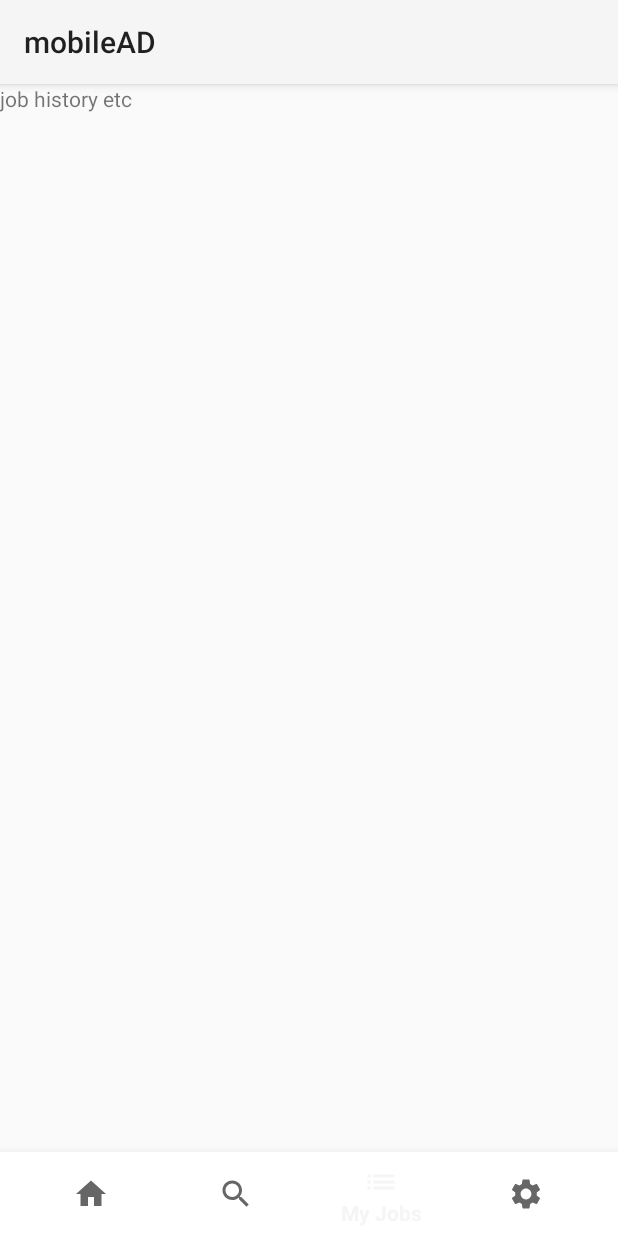
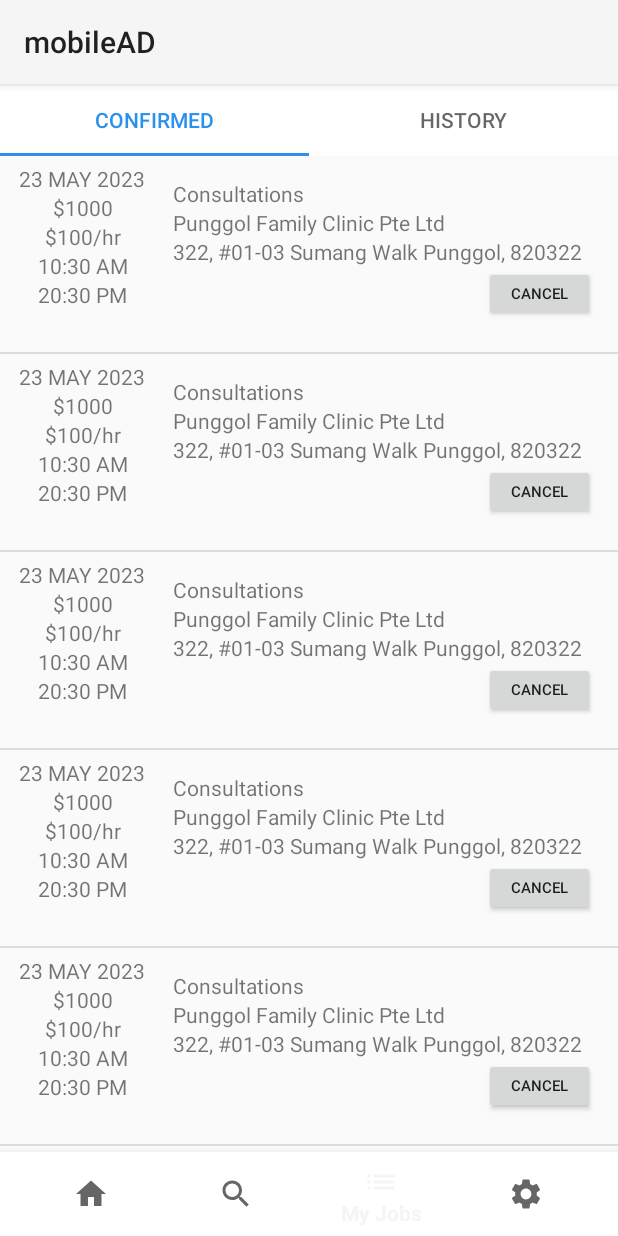
Before and after one commit to GDipSA55Team7/AD_Locum_MobileApp, an Android app: the screen it shows after launch (MainActivity), item 3 of the bottom bar chosen, on a phone screen of 412 x 824 dp. Run offline under Robolectric (Android 15) with nearby library versions, the phone set to English and light mode, and no system bars.

Commit message:
view history

```diff
--- /dev/null
+++ b/app/src/main/java/sg/nus/iss/team7/locum/Adapter/FmPagerAdapter.java
@@ -0,0 +1,29 @@
+package sg.nus.iss.team7.locum.Adapter;
+
+import androidx.annotation.NonNull;
+import androidx.fragment.app.Fragment;
+import androidx.fragment.app.FragmentManager;
+import androidx.fragment.app.FragmentPagerAdapter;
+
+import java.util.List;
+
+public class FmPagerAdapter extends FragmentPagerAdapter {
+
+    private List<Fragment> fragmentList;
+
+    public FmPagerAdapter(List<Fragment> fragmentList, FragmentManager fm) {
+        super(fm);
+        this.fragmentList = fragmentList;
+    }
+
+    @NonNull
+    @Override
+    public Fragment getItem(int position) {
+        return fragmentList.get(position);
+    }
+
+    @Override
+    public int getCount() {
+        return fragmentList != null && !fragmentList.isEmpty() ? fragmentList.size() : 0;
+    }
+}
--- /dev/null
+++ b/app/src/main/java/sg/nus/iss/team7/locum/Adapter/MyConfirmedJobAdapter.java
@@ -0,0 +1,85 @@
+package sg.nus.iss.team7.locum.Adapter;
+
+import android.content.Context;
+import android.view.LayoutInflater;
+import android.view.View;
+import android.view.ViewGroup;
+import android.widget.TextView;
+
+import androidx.annotation.NonNull;
+import androidx.appcompat.widget.AppCompatButton;
+import androidx.recyclerview.widget.RecyclerView;
+
+import java.util.List;
+
+import sg.nus.iss.team7.locum.Interface.RecyclerViewInterface;
+import sg.nus.iss.team7.locum.R;
+
+public class MyConfirmedJobAdapter extends RecyclerView.Adapter<MyConfirmedJobAdapter.MyViewHolder>{
+    private final RecyclerViewInterface recyclerViewInterface;
+
+    Context context;
+    List<String> myList;
+
+    public MyConfirmedJobAdapter(Context context, RecyclerViewInterface recyclerViewInterface) {
+        this.recyclerViewInterface = recyclerViewInterface;
+    }
+
+    public static class MyViewHolder extends RecyclerView.ViewHolder {
+        public TextView date, full_rate, hour_rate, time_start, time_end, job_name, clinic_name, address;
+        public AppCompatButton button;
+
+        public MyViewHolder(@NonNull View view, RecyclerViewInterface recyclerViewInterface) {
+            super(view);
+            date = (TextView) view.findViewById(R.id.date);
+            full_rate = (TextView) view.findViewById(R.id.full_rate);
+            hour_rate = (TextView) view.findViewById(R.id.hour_rate);
+            time_start = (TextView) view.findViewById(R.id.time_start);
+            time_end = (TextView) view.findViewById(R.id.time_end);
+            job_name = (TextView) view.findViewById(R.id.job_name);
+            clinic_name = (TextView) view.findViewById(R.id.clinic_name);
+            address = (TextView) view.findViewById(R.id.address);
+
+            view.setOnClickListener(new View.OnClickListener() {
+                @Override
+                public void onClick(View v) {
+                    if (recyclerViewInterface != null) {
+                        int pos = getAbsoluteAdapterPosition();
+
+                        if(pos != RecyclerView.NO_POSITION) {
+                            recyclerViewInterface.onItemClick(pos);
+                        }
+                    }
+                }
+            });
+        }
+    }
+
+    public void MyAdapter(List<String> list) {
+        this.myList = list;
+    }
+
+    @NonNull
+    @Override
+    public MyViewHolder onCreateViewHolder(@NonNull ViewGroup parent, int viewType) {
+
+        View view = LayoutInflater.from(parent.getContext()).inflate(R.layout.my_job_confirmed_list_item, parent, false);
+
+        MyViewHolder viewHolder = new MyViewHolder(view, recyclerViewInterface);
+        return viewHolder;
+    }
+
+    @Override
+    public void onBindViewHolder(@NonNull MyViewHolder holder, int position) {
+
+    }
+
+    @Override
+    public int getItemCount() {
+        return 10;
+    }
+
+
+
+
+}
--- /dev/null
+++ b/app/src/main/java/sg/nus/iss/team7/locum/Adapter/MyHistoryJobAdapter.java
@@ -0,0 +1,85 @@
+package sg.nus.iss.team7.locum.Adapter;
+
+import android.content.Context;
+import android.view.LayoutInflater;
+import android.view.View;
+import android.view.ViewGroup;
+import android.widget.TextView;
+
+import androidx.annotation.NonNull;
+import androidx.appcompat.widget.AppCompatButton;
+import androidx.recyclerview.widget.RecyclerView;
+
+import java.util.List;
+
+import sg.nus.iss.team7.locum.Interface.RecyclerViewInterface;
+import sg.nus.iss.team7.locum.R;
+
+public class MyHistoryJobAdapter extends RecyclerView.Adapter<MyHistoryJobAdapter.MyViewHolder>{
+    private final RecyclerViewInterface recyclerViewInterface;
+
+    Context context;
+    List<String> myList;
+
+    public MyHistoryJobAdapter(Context context, RecyclerViewInterface recyclerViewInterface) {
+        this.recyclerViewInterface = recyclerViewInterface;
+    }
+
+    public static class MyViewHolder extends RecyclerView.ViewHolder {
+        public TextView date, full_rate, hour_rate, time_start, time_end, job_name, clinic_name, address;
+        public AppCompatButton button;
+
+        public MyViewHolder(@NonNull View view, RecyclerViewInterface recyclerViewInterface) {
+            super(view);
+            date = (TextView) view.findViewById(R.id.date);
+            full_rate = (TextView) view.findViewById(R.id.full_rate);
+            hour_rate = (TextView) view.findViewById(R.id.hour_rate);
+            time_start = (TextView) view.findViewById(R.id.time_start);
+            time_end = (TextView) view.findViewById(R.id.time_end);
+            job_name = (TextView) view.findViewById(R.id.job_name);
+            clinic_name = (TextView) view.findViewById(R.id.clinic_name);
+            address = (TextView) view.findViewById(R.id.address);
+
+            view.setOnClickListener(new View.OnClickListener() {
+                @Override
+                public void onClick(View v) {
+                    if (recyclerViewInterface != null) {
+                        int pos = getAbsoluteAdapterPosition();
+
+                        if(pos != RecyclerView.NO_POSITION) {
+                            recyclerViewInterface.onItemClick(pos);
+                        }
+                    }
+                }
+            });
+        }
+    }
+
+    public void MyAdapter(List<String> list) {
+        this.myList = list;
+    }
+
+    @NonNull
+    @Override
+    public MyViewHolder onCreateViewHolder(@NonNull ViewGroup parent, int viewType) {
+
+        View view = LayoutInflater.from(parent.getContext()).inflate(R.layout.my_job_history_list_item, parent, false);
+
+        MyViewHolder viewHolder = new MyViewHolder(view, recyclerViewInterface);
+        return viewHolder;
+    }
+
+    @Override
+    public void onBindViewHolder(@NonNull MyViewHolder holder, int position) {
+
+    }
+
+    @Override
+    public int getItemCount() {
+        return 10;
+    }
+
+
+
+
+}
--- /dev/null
+++ b/app/src/main/java/sg/nus/iss/team7/locum/ConfirmedJobChildFragment.java
@@ -0,0 +1,47 @@
+package sg.nus.iss.team7.locum;
+
+import android.os.Bundle;
+import android.view.LayoutInflater;
+import android.view.View;
+import android.view.ViewGroup;
+import android.widget.Toast;
+
+import androidx.fragment.app.Fragment;
+import androidx.recyclerview.widget.DividerItemDecoration;
+import androidx.recyclerview.widget.LinearLayoutManager;
+import androidx.recyclerview.widget.RecyclerView;
+
+import sg.nus.iss.team7.locum.Adapter.JobSearchAdapter;
+import sg.nus.iss.team7.locum.Adapter.MyConfirmedJobAdapter;
+import sg.nus.iss.team7.locum.Interface.RecyclerViewInterface;
+
+public class ConfirmedJobChildFragment extends Fragment implements RecyclerViewInterface{
+
+    RecyclerView recyclerView;
+    @Override
+    public View onCreateView(LayoutInflater inflater, ViewGroup container,
+                             Bundle savedInstanceState) {
+        // Inflate the layout for this fragment
+        View view = inflater.inflate(R.layout.child_fragment_confirmed, container, false);
+
+        recyclerView = view.findViewById(R.id.myConfirmedJobRecyclerView);
+
+        LinearLayoutManager linearLayoutManager = new LinearLayoutManager(view.getContext());
+        recyclerView.setLayoutManager(linearLayoutManager);
+
+        DividerItemDecoration dividerItemDecoration = new DividerItemDecoration(recyclerView.getContext(),
+                linearLayoutManager.getOrientation());
+        recyclerView.addItemDecoration(dividerItemDecoration);
+
+        MyConfirmedJobAdapter adapter = new MyConfirmedJobAdapter(recyclerView.getContext(), this);
+
+        recyclerView.setAdapter(adapter);
+
+        return view;
+    }
+
+    @Override
+    public void onItemClick(int position) {
+        Toast.makeText(recyclerView.getContext(), "clicked item " + position,Toast.LENGTH_SHORT).show();
+    }
+}
--- /dev/null
+++ b/app/src/main/java/sg/nus/iss/team7/locum/HistoryJobChildFragment.java
@@ -0,0 +1,48 @@
+package sg.nus.iss.team7.locum;
+
+import android.os.Bundle;
+import android.view.LayoutInflater;
+import android.view.View;
+import android.view.ViewGroup;
+import android.widget.Toast;
+
+import androidx.fragment.app.Fragment;
+import androidx.recyclerview.widget.DividerItemDecoration;
+import androidx.recyclerview.widget.LinearLayoutManager;
+import androidx.recyclerview.widget.RecyclerView;
+
+import sg.nus.iss.team7.locum.Adapter.MyConfirmedJobAdapter;
+import sg.nus.iss.team7.locum.Adapter.MyHistoryJobAdapter;
+import sg.nus.iss.team7.locum.Interface.RecyclerViewInterface;
+
+public class HistoryJobChildFragment extends Fragment implements RecyclerViewInterface{
+    RecyclerView recyclerView;
+
+
+    @Override
+    public View onCreateView(LayoutInflater inflater, ViewGroup container,
+                             Bundle savedInstanceState) {
+        // Inflate the layout for this fragment
+        View view = inflater.inflate(R.layout.child_fragment_history, container, false);
+
+        recyclerView = view.findViewById(R.id.myHistoryJobRecyclerView);
+
+        LinearLayoutManager linearLayoutManager = new LinearLayoutManager(view.getContext());
+        recyclerView.setLayoutManager(linearLayoutManager);
+
+        DividerItemDecoration dividerItemDecoration = new DividerItemDecoration(recyclerView.getContext(),
+                linearLayoutManager.getOrientation());
+        recyclerView.addItemDecoration(dividerItemDecoration);
+
+        MyHistoryJobAdapter adapter = new MyHistoryJobAdapter(recyclerView.getContext(), this);
+
+        recyclerView.setAdapter(adapter);
+
+        return view;
+    }
+
+    @Override
+    public void onItemClick(int position) {
+        Toast.makeText(recyclerView.getContext(), "clicked item " + position,Toast.LENGTH_SHORT).show();
+    }
+}
--- a/app/src/main/java/sg/nus/iss/team7/locum/Interface/RecyclerViewInterface.java
+++ b/app/src/main/java/sg/nus/iss/team7/locum/Interface/RecyclerViewInterface.java
@@ -1,5 +1,8 @@
 package sg.nus.iss.team7.locum.Interface;
 
+import android.view.View;
+
 public interface RecyclerViewInterface {
+
     void onItemClick(int position);
 }
--- a/app/src/main/java/sg/nus/iss/team7/locum/JobSearchFragment.java
+++ b/app/src/main/java/sg/nus/iss/team7/locum/JobSearchFragment.java
@@ -14,7 +14,7 @@
 import sg.nus.iss.team7.locum.Adapter.JobSearchAdapter;
 import sg.nus.iss.team7.locum.Interface.RecyclerViewInterface;
 
-public class JobSearchFragment extends Fragment implements RecyclerViewInterface {
+public class JobSearchFragment extends Fragment implements RecyclerViewInterface{
 
     RecyclerView recyclerView;
 
--- a/app/src/main/java/sg/nus/iss/team7/locum/MyJobsFragment.java
+++ b/app/src/main/java/sg/nus/iss/team7/locum/MyJobsFragment.java
@@ -1,19 +1,57 @@
 package sg.nus.iss.team7.locum;
 
 import android.os.Bundle;
-
-import androidx.fragment.app.Fragment;
-
 import android.view.LayoutInflater;
 import android.view.View;
 import android.view.ViewGroup;
+import android.widget.TextView;
+import android.widget.Toast;
+
+import androidx.fragment.app.Fragment;
+import androidx.viewpager.widget.ViewPager;
+
+import com.google.android.material.tabs.TabLayout;
+
+import java.util.ArrayList;
+
+import sg.nus.iss.team7.locum.Adapter.FmPagerAdapter;
+import sg.nus.iss.team7.locum.Interface.RecyclerViewInterface;
 
 public class MyJobsFragment extends Fragment {
 
+
+    private TabLayout tabLayout;
+    private ViewPager viewPager;
+    private FmPagerAdapter pagerAdapter;
+    private ArrayList<Fragment> fragments = new ArrayList<>();
+    private String[] titles = new String[]{"CONFIRMED","HISTORY"};
+
+
+
     @Override
-    public View onCreateView(LayoutInflater inflater, ViewGroup container,
-                             Bundle savedInstanceState) {
-        // Inflate the layout for this fragment
-        return inflater.inflate(R.layout.fragment_my_jobs, container, false);
+    public View onCreateView(LayoutInflater inflater, ViewGroup container, Bundle savedInstanceState) {
+        View view = inflater.inflate(R.layout.activity_my_jobs, container, false);
+        tabLayout = (TabLayout) view.findViewById(R.id.tablayout);
+        viewPager = (ViewPager) view.findViewById(R.id.viewpager);
+
+        fragments.add(new ConfirmedJobChildFragment());
+        fragments.add(new HistoryJobChildFragment());
+
+        for(int i=0;i<titles.length;i++){
+//            fragments.add(new TabFragment());
+            tabLayout.addTab(tabLayout.newTab());
+        }
+
+        tabLayout.setupWithViewPager(viewPager,false);
+        pagerAdapter = new FmPagerAdapter(fragments,getChildFragmentManager());
+        viewPager.setAdapter(pagerAdapter);
+
+        for(int i=0;i<titles.length;i++){
+            tabLayout.getTabAt(i).setText(titles[i]);
+        }
+        return view;
     }
+
+
+
 }
--- /dev/null
+++ b/app/src/main/res/layout/activity_my_jobs.xml
@@ -0,0 +1,80 @@
+<?xml version="1.0" encoding="utf-8"?>
+<LinearLayout xmlns:android="http://schemas.android.com/apk/res/android"
+    xmlns:tools="http://schemas.android.com/tools"
+    android:layout_width="match_parent"
+    android:layout_height="match_parent"
+    xmlns:app="http://schemas.android.com/apk/res-auto"
+    android:orientation="vertical">
+
+    <!-- TODO: Update blank fragment layout -->
+<!--    <LinearLayout-->
+<!--        android:layout_height="wrap_content"-->
+<!--        android:layout_width="match_parent"-->
+<!--        android:orientation="horizontal">-->
+
+<!--        <LinearLayout-->
+<!--            android:id="@+id/confirm_layout"-->
+<!--            android:layout_width="match_parent"-->
+<!--            android:layout_height="match_parent"-->
+<!--            android:orientation="vertical"-->
+<!--            android:layout_weight="1">-->
+
+<!--            <TextView-->
+<!--                android:id="@+id/confirmTxt"-->
+<!--                android:layout_width="match_parent"-->
+<!--                android:layout_height="100px"-->
+<!--                android:text="CONFIRMED"-->
+<!--                android:textColor="@color/unselected"-->
+<!--                android:gravity="center"/>-->
+<!--            <View-->
+<!--                android:id="@+id/confirmLine"-->
+<!--                android:layout_width="match_parent"-->
+<!--                android:layout_height="2px"-->
+<!--                android:background="@color/unselected"/>-->
+<!--        </LinearLayout>-->
+
+<!--        <LinearLayout-->
+<!--            android:id="@+id/history_layout"-->
+<!--            android:layout_width="match_parent"-->
+<!--            android:layout_height="match_parent"-->
+<!--            android:orientation="vertical"-->
+<!--            android:layout_weight="1">-->
+
+<!--            <TextView-->
+<!--                android:id="@+id/historyTxt"-->
+<!--                android:layout_width="match_parent"-->
+<!--                android:layout_height="100px"-->
+<!--                android:text="HISTORY"-->
+<!--                android:textColor="@color/selected"-->
+<!--                android:gravity="center"/>-->
+<!--            <View-->
+<!--                android:id="@+id/historyLine"-->
+<!--                android:layout_width="match_parent"-->
+<!--                android:layout_height="2px"-->
+<!--                android:background="@color/selected"/>-->
+
+<!--        </LinearLayout>-->
+
+<!--    </LinearLayout>-->
+
+<!--    <FrameLayout-->
+<!--        android:layout_width="0dp"-->
+<!--        android:layout_height="0dp"-->
+<!--        android:id="@+id/frag_son_container">-->
+
+<!--    </FrameLayout>-->
+
+    <com.google.android.material.tabs.TabLayout
+        android:id="@+id/tablayout"
+        android:layout_width="match_parent"
+        android:layout_height="wrap_content"
+        style="@style/MyTablayoutstyle"/>
+
+    <androidx.viewpager.widget.ViewPager
+        android:id="@+id/viewpager"
+        android:layout_width="match_parent"
+        android:layout_height="match_parent"/>
+
+
+
+</LinearLayout>
--- /dev/null
+++ b/app/src/main/res/layout/child_fragment_confirmed.xml
@@ -0,0 +1,18 @@
+<?xml version="1.0" encoding="utf-8"?>
+<LinearLayout xmlns:android="http://schemas.android.com/apk/res/android"
+    xmlns:tools="http://schemas.android.com/tools"
+    android:layout_width="match_parent"
+    android:layout_height="match_parent"
+    android:orientation="vertical"
+    tools:context=".ConfirmedJobChildFragment">
+
+    <!-- TODO: Update blank fragment layout -->
+    <androidx.recyclerview.widget.RecyclerView
+        android:id="@+id/myConfirmedJobRecyclerView"
+        android:layout_width="match_parent"
+        android:layout_height="match_parent" >
+
+    </androidx.recyclerview.widget.RecyclerView>
+
+
+</LinearLayout>
--- a/app/src/main/res/layout/fragment_my_jobs.xml
+++ b/app/src/main/res/layout/child_fragment_history.xml
@@ -3,12 +3,14 @@
     xmlns:tools="http://schemas.android.com/tools"
     android:layout_width="match_parent"
     android:layout_height="match_parent"
-    tools:context=".MyJobsFragment">
+    tools:context=".HistoryJobChildFragment">
 
     <!-- TODO: Update blank fragment layout -->
-    <TextView
+    <androidx.recyclerview.widget.RecyclerView
+        android:id="@+id/myHistoryJobRecyclerView"
         android:layout_width="match_parent"
-        android:layout_height="match_parent"
-        android:text="job history etc" />
+        android:layout_height="match_parent" >
+
+    </androidx.recyclerview.widget.RecyclerView>
 
 </FrameLayout>
--- /dev/null
+++ b/app/src/main/res/layout/my_job_confirmed_list_item.xml
@@ -0,0 +1,102 @@
+<?xml version="1.0" encoding="utf-8"?>
+<LinearLayout xmlns:android="http://schemas.android.com/apk/res/android"
+    android:layout_width="match_parent"
+    android:layout_height="wrap_content"
+    android:paddingTop="5dp"
+    android:paddingRight="5dp"
+    android:paddingLeft="5dp"
+    android:orientation="horizontal"
+    android:paddingBottom="10dp" >
+
+    <LinearLayout
+        android:layout_width="0dp"
+        android:layout_height="match_parent"
+        android:layout_gravity="center"
+        android:layout_weight="1"
+        android:orientation="vertical" >
+
+        <TextView
+            android:id="@+id/date"
+            android:layout_width="wrap_content"
+            android:layout_height="wrap_content"
+            android:layout_gravity="center"
+            android:text="23 MAY 2023" />
+
+        <TextView
+            android:id="@+id/full_rate"
+            android:layout_width="wrap_content"
+            android:layout_height="wrap_content"
+            android:layout_gravity="center"
+            android:text="$1000" />
+
+        <TextView
+            android:id="@+id/hour_rate"
+            android:layout_width="wrap_content"
+            android:layout_height="wrap_content"
+            android:layout_gravity="center"
+            android:text="$100/hr" />
+
+        <TextView
+            android:id="@+id/time_start"
+            android:layout_width="wrap_content"
+            android:layout_height="wrap_content"
+            android:layout_gravity="center"
+            android:text="10:30 AM" />
+
+        <TextView
+            android:id="@+id/time_end"
+            android:layout_width="wrap_content"
+            android:layout_height="wrap_content"
+            android:layout_gravity="center"
+            android:text="20:30 PM" />
+
+    </LinearLayout>
+
+    <LinearLayout
+        android:layout_width="0dp"
+        android:layout_weight="3"
+        android:layout_height="match_parent"
+        android:orientation="horizontal" >
+
+        <LinearLayout
+            android:padding="10dp"
+            android:layout_width="match_parent"
+            android:layout_height="match_parent"
+            android:layout_gravity="center"
+            android:gravity="center_vertical"
+            android:paddingLeft="5dp"
+            android:orientation="vertical">
+
+            <TextView
+                android:id="@+id/job_name"
+                android:layout_width="wrap_content"
+                android:layout_height="wrap_content"
+                android:text="Consultations" />
+
+            <TextView
+                android:id="@+id/clinic_name"
+                android:layout_width="wrap_content"
+                android:layout_height="wrap_content"
+                android:inputType="textNoSuggestions"
+                android:text="Punggol Family Clinic Pte Ltd" />
+
+            <TextView
+                android:id="@+id/address"
+                android:layout_width="wrap_content"
+                android:layout_height="wrap_content"
+                android:inputType="textMultiLine|textNoSuggestions"
+                android:text="322, #01-03 Sumang Walk Punggol, 820322 " />
+
+            <Button
+                android:id="@+id/cancelBtn"
+                android:layout_width="74dp"
+                android:layout_height="37dp"
+                android:layout_gravity="right"
+                android:padding="10dp"
+                android:text="Cancel"
+                android:textSize="10sp" />
+        </LinearLayout>
+
+    </LinearLayout>
+
+</LinearLayout>
--- a/app/src/main/res/values/colors.xml
+++ b/app/src/main/res/values/colors.xml
@@ -10,4 +10,6 @@
     <color name="light_grey">#F5F5F5F5</color>
     <color name="Btn_BgColor">#87CEFA</color>
     <color name="validation_failed">#FF0000</color>
+    <color name="selected">#2B91EB</color>
+    <color name="unselected">#D5DBD6</color>
 </resources>
--- a/app/src/main/res/values/styles.xml
+++ b/app/src/main/res/values/styles.xml
@@ -38,5 +38,14 @@
         <item name="android:background">@drawable/rounded_btn</item>
     </style>
 
+    <style name="MyTablayoutstyle" parent="Base.Widget.Design.TabLayout">
+        <item name="tabBackground">@color/white</item>
+        <item name="tabIndicatorColor">@color/selected</item>
+        <item name="tabIndicatorHeight">2dp</item>
+        <item name="tabSelectedTextColor">@color/selected</item>
+        <item name="android:textSize">15sp</item>
+        <item name="android:textColor">@color/unselected</item>
+    </style>
+
 
 </resources>
```
Also changed, not shown: app/src/main/res/layout/my_job_history_list_item.xml (added, +100 -0 lines).
